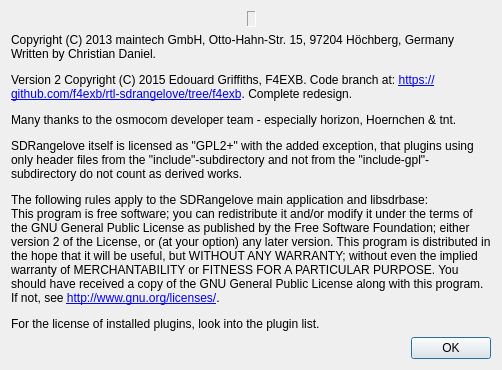
f4exb/sdrangel, file sdrbase/gui/aboutdialog.ui: the form before one commit.
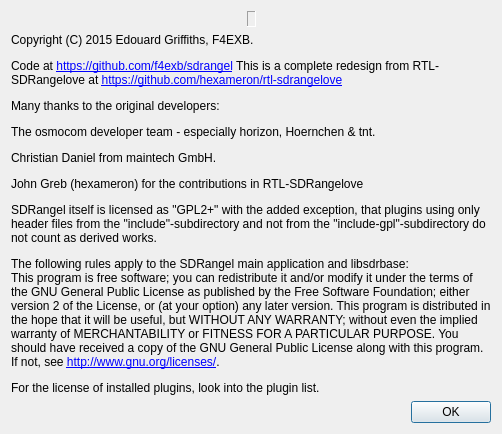
The form after the commit. Icons and pictures are not drawn.

Commit message: Deep redesign: move to SDRangel #4. New logo and about dialog

What changed in the file:
```diff
--- a/sdrbase/gui/aboutdialog.ui
+++ b/sdrbase/gui/aboutdialog.ui
@@ -78,12 +78,14 @@
    <item>
     <widget class="QLabel" name="label_2">
      <property name="text">
-      <string>&lt;p&gt;Copyright (C) 2013 maintech GmbH, Otto-Hahn-Str. 15, 97204 Höchberg, Germany&lt;br&gt;
-Written by Christian Daniel.&lt;/p&gt;
-&lt;p&gt;Version 2 Copyright (C) 2015 Edouard Griffiths, F4EXB. Code branch at: &lt;a href=&quot;https://github.com/f4exb/rtl-sdrangelove/tree/f4exb&quot;&gt;https://github.com/f4exb/rtl-sdrangelove/tree/f4exb&lt;/a&gt;. Complete redesign.&lt;/p&gt;
-&lt;p&gt;Many thanks to the osmocom developer team - especially horizon, Hoernchen &amp;amp; tnt.&lt;/p&gt;
-&lt;p&gt;SDRangelove itself is licensed as &quot;GPL2+&quot; with the added exception, that plugins using only header files from the &quot;include&quot;-subdirectory and not from the &quot;include-gpl&quot;-subdirectory do not count as derived works.&lt;/p&gt;
-&lt;p&gt;The following rules apply to the SDRangelove main application and libsdrbase:&lt;br&gt;
+      <string>&lt;p&gt;Copyright (C) 2015 Edouard Griffiths, F4EXB. &lt;/p&gt;
+&lt;p&gt;Code at &lt;a href=&quot;https://github.com/f4exb/sdrangel&quot;&gt;https://github.com/f4exb/sdrangel&lt;/a&gt; This is a complete redesign from RTL-SDRangelove at &lt;a href=&quot;https://github.com/hexameron/rtl-sdrangelove&quot;&gt;https://github.com/hexameron/rtl-sdrangelove&lt;/a&gt;&lt;/p&gt;
+&lt;p&gt;Many thanks to the original developers:&lt;/p&gt;
+&lt;p&gt;The osmocom developer team - especially horizon, Hoernchen &amp;amp; tnt.&lt;/p&gt;
+&lt;p&gt;Christian Daniel from maintech GmbH.&lt;p&gt;
+&lt;p&gt;John Greb (hexameron) for the contributions in RTL-SDRangelove&lt;p&gt;
+&lt;p&gt;SDRangel itself is licensed as &quot;GPL2+&quot; with the added exception, that plugins using only header files from the &quot;include&quot;-subdirectory and not from the &quot;include-gpl&quot;-subdirectory do not count as derived works.&lt;/p&gt;
+&lt;p&gt;The following rules apply to the SDRangel main application and libsdrbase:&lt;br&gt;
 This program is free software; you can redistribute it and/or modify it under the terms of the GNU General Public License as published by the Free Software Foundation; either version 2 of the License, or (at your option) any later version.
 This program is distributed in the hope that it will be useful, but WITHOUT ANY WARRANTY; without even the implied warranty of MERCHANTABILITY or FITNESS FOR A PARTICULAR PURPOSE.
 You should have received a copy of the GNU General Public License along with this program. If not, see &lt;a href=&quot;http://www.gnu.org/licenses/&quot;&gt;http://www.gnu.org/licenses/&lt;/a&gt;.&lt;/p&gt;
```
Left out of the diff: 4 changed lines with no effect on the pictures. The commit also changes 3 other files.
